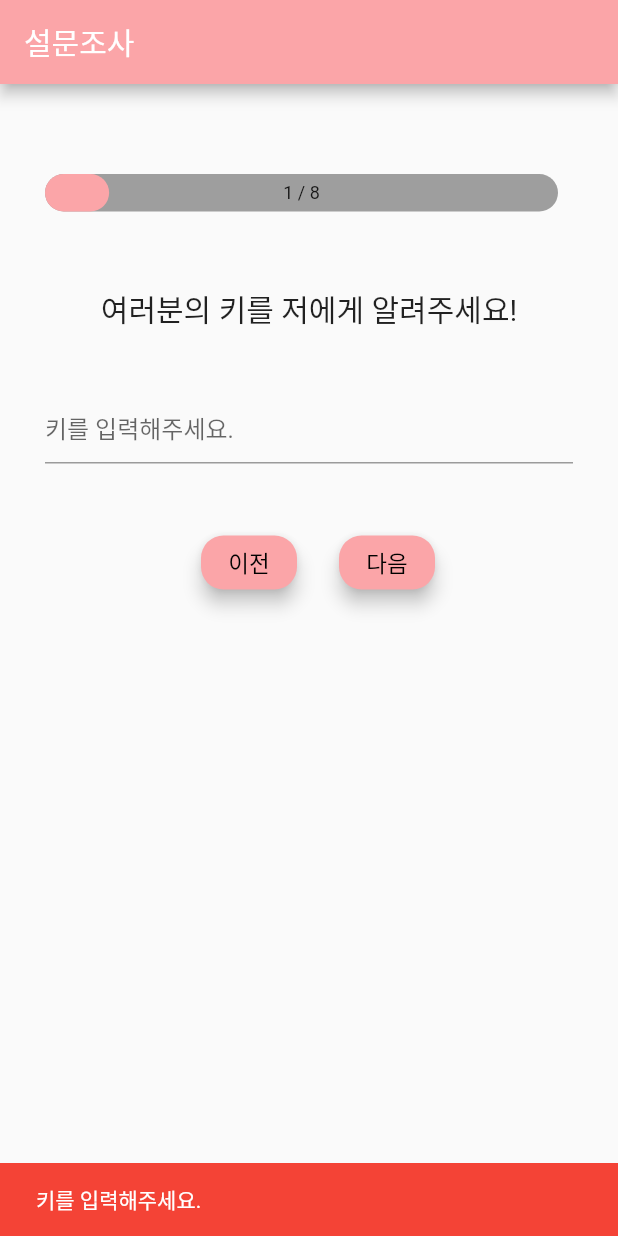
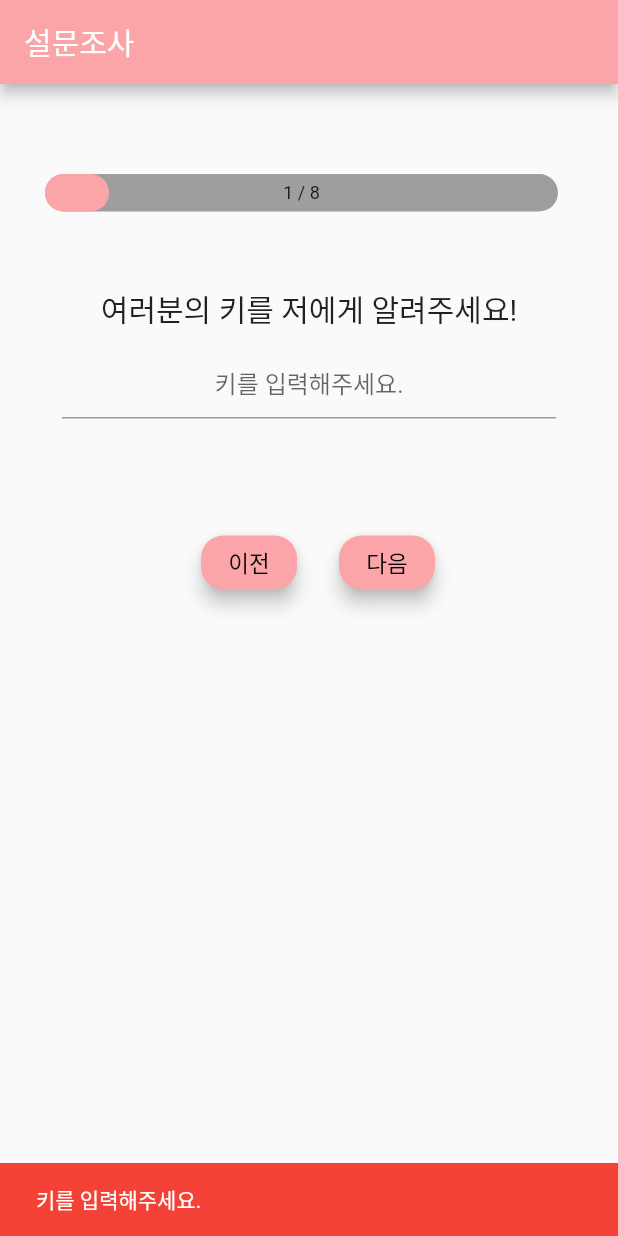
Before and after one commit to kimjn132/PCOS_Predict_Project, a Flutter app: the Survey screen opened directly, after a tap on "다음", on a phone screen of 412 x 824 dp. Run offline on Flutter 3.47's test engine with Material 2 defaults, Android fonts, the phone set to English and light mode, and no system bars; drawn by our look-alikes of percent_indicator; our stand-ins replace cloud_firestore, firebase_auth, firebase_core, firebase_remote_config, fl_chart, geolocator and 6 more; missing offline and left inert: dart:ffi, hawk_fab_menu; accounts and stored records are empty.

Commit message:
survey box size 수정

```diff
--- a/pcos_app/lib/view/survey/pcos_answer.dart
+++ b/pcos_app/lib/view/survey/pcos_answer.dart
@@ -21,11 +21,13 @@ class _AListState extends State<AList> {
 
   @override
   Widget build(BuildContext context) {
-    return Padding(
-      padding: const EdgeInsets.all(30.0),
-      child: Column(
-        children: [
-          TextField(
+    return Column(
+      children: [
+        SizedBox(
+          height: MediaQuery.of(context).size.height * 0.1,
+          width: MediaQuery.of(context).size.width * 0.8,
+          child: TextField(
+            textAlign: TextAlign.center,
             controller: heightController,
             decoration: const InputDecoration(hintText: '키를 입력해주세요.'),
             keyboardType: TextInputType.number,
@@ -33,8 +35,8 @@ class _AListState extends State<AList> {
               pcosResult.height = int.parse(heightController.text);
             },
           ),
-        ],
-      ),
+        ),
+      ],
     );
   }
 } //AList
@@ -51,11 +53,13 @@ class _BListState extends State<BList> {
 
   @override
   Widget build(BuildContext context) {
-    return Padding(
-      padding: const EdgeInsets.all(30.0),
+    return SizedBox(
+      height: MediaQuery.of(context).size.height * 0.1,
+      width: MediaQuery.of(context).size.width * 0.8,
       child: Column(
         children: [
           TextField(
+            textAlign: TextAlign.center,
             controller: weightController,
             decoration: const InputDecoration(hintText: '몸무게를 입력해주세요.'),
             keyboardType: TextInputType.number,
@@ -81,11 +85,13 @@ class _CListState extends State<CList> {
 
   @override
   Widget build(BuildContext context) {
-    return Padding(
-      padding: const EdgeInsets.all(30.0),
+    return SizedBox(
+      height: MediaQuery.of(context).size.height * 0.1,
+      width: MediaQuery.of(context).size.width * 0.8,
       child: Column(
         children: [
           TextField(
+            textAlign: TextAlign.center,
             controller: waistController,
             decoration: const InputDecoration(hintText: '허리사이즈를 입력해주세요.'),
             keyboardType: TextInputType.number,
--- a/pcos_app/lib/view/survey/survey.dart
+++ b/pcos_app/lib/view/survey/survey.dart
@@ -117,14 +117,12 @@ class _SurveyState extends State<Survey> {
                               surveyAnswerList.pcosAnswerList.elementAt(index),
                         )
                       else if (index < 8) // 나머지는 Y or N 답안으로 클릭시 다음 페이지로 넘어감.
-                        SizedBox(
-                          height: MediaQuery.of(context).size.aspectRatio * 200,
-                          child: Column(
+                        Column(
                           mainAxisAlignment: MainAxisAlignment.center,
                           children: [
                             SizedBox(
-                                width: 350,
-                                height: 60,
+                              width: MediaQuery.of(context).size.width * 0.8,
+                              height: MediaQuery.of(context).size.height * 0.08,
                               child: OutlinedButton.icon(
                                   style: OutlinedButton.styleFrom(
                                     shape: RoundedRectangleBorder(
@@ -152,9 +150,17 @@ class _SurveyState extends State<Survey> {
                                   )),
                             ),
                             SizedBox(
-                                width: 350,
-                                height: 60,
+                              height: MediaQuery.of(context).size.height * 0.02,
+                            ),
+                            SizedBox(
+                              width: MediaQuery.of(context).size.width * 0.8,
+                              height: MediaQuery.of(context).size.height * 0.08,
                               child: OutlinedButton.icon(
+                                  style: OutlinedButton.styleFrom(
+                                    shape: RoundedRectangleBorder(
+                                        borderRadius:
+                                            BorderRadius.circular(15)),
+                                  ),
                                   onPressed: () {
                                     if (index == 3)
                                       pcosResult.hair_growthYN = 0;
@@ -174,7 +180,6 @@ class _SurveyState extends State<Survey> {
                                       style: TextStyle(fontSize: 25))),
                             )
                           ],
-                          ),
                         ),
                     ],
                   ),
```
Lines whose indentation alone changed are shown as unchanged.
